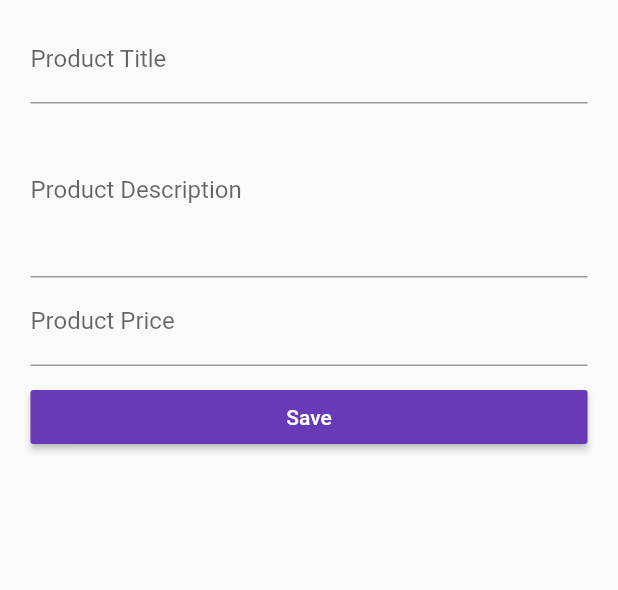
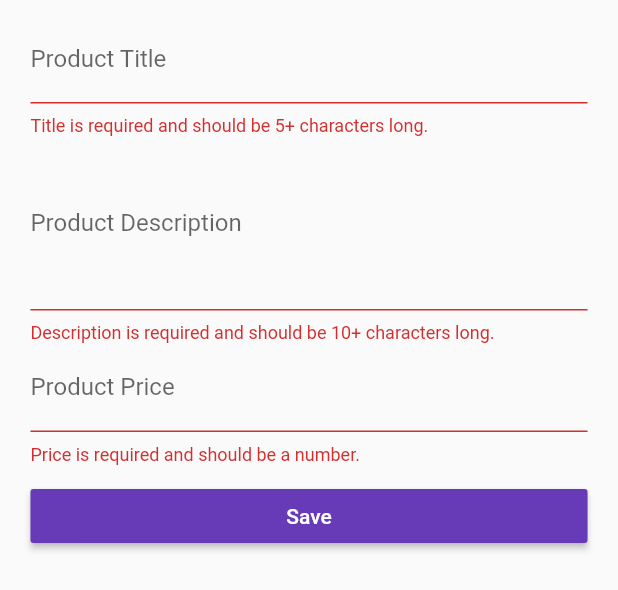
Before and after one commit to lakshyajit165/flutter_course, a Flutter app: the ProductCreatePage widget shown alone on an empty page, opened directly with empty values, after a tap on "Save", on a phone screen of 412 x 824 dp. Shown: the top 590 px of the screen. Run offline on Flutter 3.47's test engine with Material 2 defaults, Android fonts, the phone set to English and light mode, and no system bars.

Commit message:
Section - 9 129

```diff
--- a/lib/pages/product_create.dart
+++ b/lib/pages/product_create.dart
@@ -13,58 +13,76 @@ class ProductCreatePage extends StatefulWidget {
 }
 
 class _ProductCreatePageState extends State<ProductCreatePage> {
-  String _titleValue;
-  String _descriptionValue;
-  double _priceValue;
 
-  Widget _buildTitleTextField(){
-    return  TextField(
+  final Map<String, dynamic> _formData = {
+    'title': null,
+    'description': null,
+    'price': null,
+    'image': 'assets/food.jpg'
+  };
+
+  final GlobalKey<FormState> _formKey = GlobalKey<FormState>();
+
+  Widget _buildTitleTextField() {
+    return TextFormField(
       decoration: InputDecoration(labelText: 'Product Title'),
-            onChanged: (String value) {
-              setState(() {
-                _titleValue = value;
-              });
+      validator: (String value) {
+        if (value.isEmpty || value.length < 5) {
+          return 'Title is required and should be 5+ characters long.';
+        }
+      },
+      onSaved: (String value) {
+
+          _formData['title'] = value;
+
       },
     );
   }
 
-  Widget _buildDescriptionTextField(){
-    return TextField(
+  Widget _buildDescriptionTextField() {
+    return TextFormField(
       maxLines: 4,
       decoration: InputDecoration(labelText: 'Product Description'),
-            onChanged: (String value) {
-              setState(() {
-                _descriptionValue = value;
-              });
+      validator: (String value) {
+        if (value.isEmpty || value.length < 10) {
+          return 'Description is required and should be 10+ characters long.';
+        }
+      },
+      onSaved: (String value) {
+
+          _formData['description'] = value;
+
       },
     );
   }
 
-  Widget _buildPriceTextField(){
-    return TextField(
+  Widget _buildPriceTextField() {
+    return TextFormField(
       keyboardType: TextInputType.number,
       decoration: InputDecoration(labelText: 'Product Price'),
-            onChanged: (String value) {
-              setState(() {
-                _priceValue = double.parse(value);
-              });
+      validator: (String value) {
+        if (value.isEmpty ||
+            !RegExp(r'^(?:[1-9]\d*|0)?(?:\.\d+)?$').hasMatch(value)) {
+          return 'Price is required and should be a number.';
+        }
+      },
+      onSaved: (String value) {
+
+          _formData['price'] = double.parse(value);
+
       },
     );
   }
 
-  void _submitForm(){
+  void _submitForm() {
+    if (!_formKey.currentState.validate()) {
+      return;
+    }
+    _formKey.currentState.save();
 
-              final Map<String, dynamic> product = {
-                'title': _titleValue,
-                'description': _descriptionValue,
-                'price': _priceValue,
-                'image': 'assets/food.jpg'
-              };
-              widget.addProduct(product);
+    widget.addProduct(_formData);
     Navigator.pushReplacementNamed(context, '/products');
-
   }
-
 
   @override
   Widget build(BuildContext context) {
@@ -73,21 +91,30 @@ class _ProductCreatePageState extends State<ProductCreatePage> {
     final double targetWidth = deviceWidth > 550.0 ? 500.0 : deviceWidth * 0.95;
     final double targetPadding = deviceWidth - targetWidth;
 
-    return Container(
+    return GestureDetector(
+      onTap: () {
+        FocusScope.of(context).requestFocus(FocusNode());
+      },
+      child: Container(
         padding: EdgeInsets.symmetric(horizontal: targetPadding / 2),
         margin: EdgeInsets.all(10.0),
+        child: Form(
+          key: _formKey,
           child: ListView(
             children: <Widget>[
               _buildTitleTextField(),
               _buildDescriptionTextField(),
               _buildPriceTextField(),
-          SizedBox(height: 10.0,),
+              SizedBox(
+                height: 10.0,
+              ),
               RaisedButton(
                   child: Text('Save'),
                   textColor: Colors.white,
-            onPressed: _submitForm
-          )
+                  onPressed: _submitForm)
             ],
+          ),
+        ),
       ),
     );
   }
```
Lines whose indentation alone changed are shown as unchanged.
